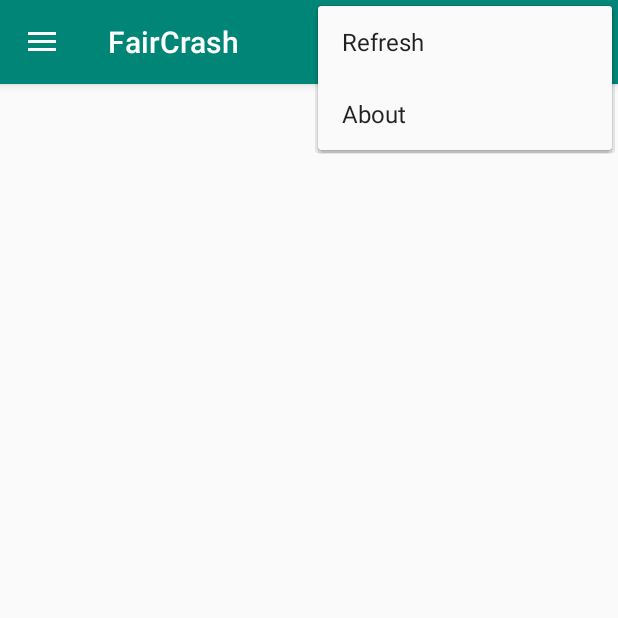
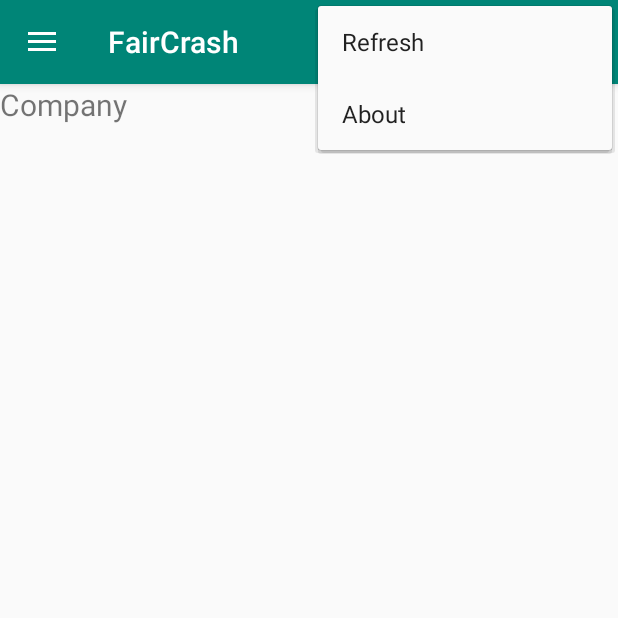
Before and after one commit to esenbekov/FairCrash, an Android app: the fragment FragmentCompanies placed in its activity, with the options menu open, on a phone screen of 412 x 824 dp, the top half of it. Run offline under Robolectric (Android 15) with nearby library versions, the phone set to English and light mode, and no system bars.

```diff
--- a/app/src/main/java/de/fh_zwickau/faircrash/MainActivity.java
+++ b/app/src/main/java/de/fh_zwickau/faircrash/MainActivity.java
@@ -10,6 +10,8 @@ import android.support.v7.app.AppCompatActivity;
 import android.support.v7.widget.Toolbar;
 import android.view.Menu;
 import android.view.MenuItem;
+import android.widget.ArrayAdapter;
+import android.widget.ListView;
 
 import de.fh_zwickau.faircrash.fragments.FragmentCompanies;
 import de.fh_zwickau.faircrash.fragments.FragmentMain;
@@ -41,6 +43,7 @@ public class MainActivity extends AppCompatActivity
         fragmentMain = new FragmentMain();
         fragmentCompanies = new FragmentCompanies();
         fragmentTimetable = new FragmentTimetable();
+
 
     }
 
--- a/app/src/main/java/de/fh_zwickau/faircrash/fragments/FragmentCompanies.java
+++ b/app/src/main/java/de/fh_zwickau/faircrash/fragments/FragmentCompanies.java
@@ -7,6 +7,10 @@ import android.support.v4.app.Fragment;
 import android.view.LayoutInflater;
 import android.view.View;
 import android.view.ViewGroup;
+import android.widget.ArrayAdapter;
+import android.widget.ListView;
+
+import java.util.ArrayList;
 
 import de.fh_zwickau.faircrash.R;
 
@@ -29,6 +33,7 @@ public class FragmentCompanies extends Fragment {
     private String mParam2;
 
     private OnFragmentInteractionListener mListener;
+
 
     public FragmentCompanies() {
         // Required empty public constructor
@@ -66,6 +71,24 @@ public class FragmentCompanies extends Fragment {
                              Bundle savedInstanceState) {
         // Inflate the layout for this fragment
         return inflater.inflate(R.layout.fragment_companies, container, false);
+
+        //String countryList [] = {"India", "China", "Australia", "Portugle", "America", "NewZealand"};
+        /*
+        ArrayList<String> item = new ArrayList<>();
+        item.add("Google");
+        item.add("Apple");
+        item.add("Samsung");
+        item.add("Lenovo");
+
+        ArrayAdapter<String> arrayAdapter = new ArrayAdapter<String>(getContext(),
+                R.layout.fragment_companies,
+                R.id.textView,
+                item);
+
+        ListView simpleList = (ListView) rootView.findViewById(R.id.simpleListView);
+        simpleList.setAdapter(arrayAdapter);
+        return rootView;
+        */
     }
 
     // TODO: Rename method, update argument and hook method into UI event
--- a/app/src/main/res/layout/fragment_companies.xml
+++ b/app/src/main/res/layout/fragment_companies.xml
@@ -3,24 +3,13 @@
     xmlns:tools="http://schemas.android.com/tools"
     android:layout_width="match_parent"
     android:layout_height="match_parent"
-    tools:context=".fragments.FragmentCompanies">
-
+    tools:context=".fragments.FragmentTimetable">
 
     <!-- TODO: Update blank fragment layout -->
-
-    <LinearLayout
+    <TextView
         android:layout_width="match_parent"
         android:layout_height="match_parent"
-        android:orientation="vertical">
-
-        <ListView
-            android:id="@+id/simpleListView"
-            android:layout_width="fill_parent"
-            android:layout_height="wrap_content"
-            android:divider="#f00"
-            android:dividerHeight="1dp"
-            android:listSelector="#0f0"
-            android:footerDividersEnabled="false"/>
-    </LinearLayout>
+        android:text="@string/companies_item"
+        android:textSize="20sp"/>
 
 </FrameLayout>
--- a/app/src/main/res/values/colors.xml
+++ b/app/src/main/res/values/colors.xml
@@ -3,4 +3,5 @@
     <color name="colorPrimary">#008577</color>
     <color name="colorPrimaryDark">#2b2b2b</color>
     <color name="colorAccent">#d81b1b</color>
+    <color name="black">#110825</color>
 </resources>
```
Also changed, not shown: app/src/main/res/layout/companies_listview.xml (+13 -5 lines).
